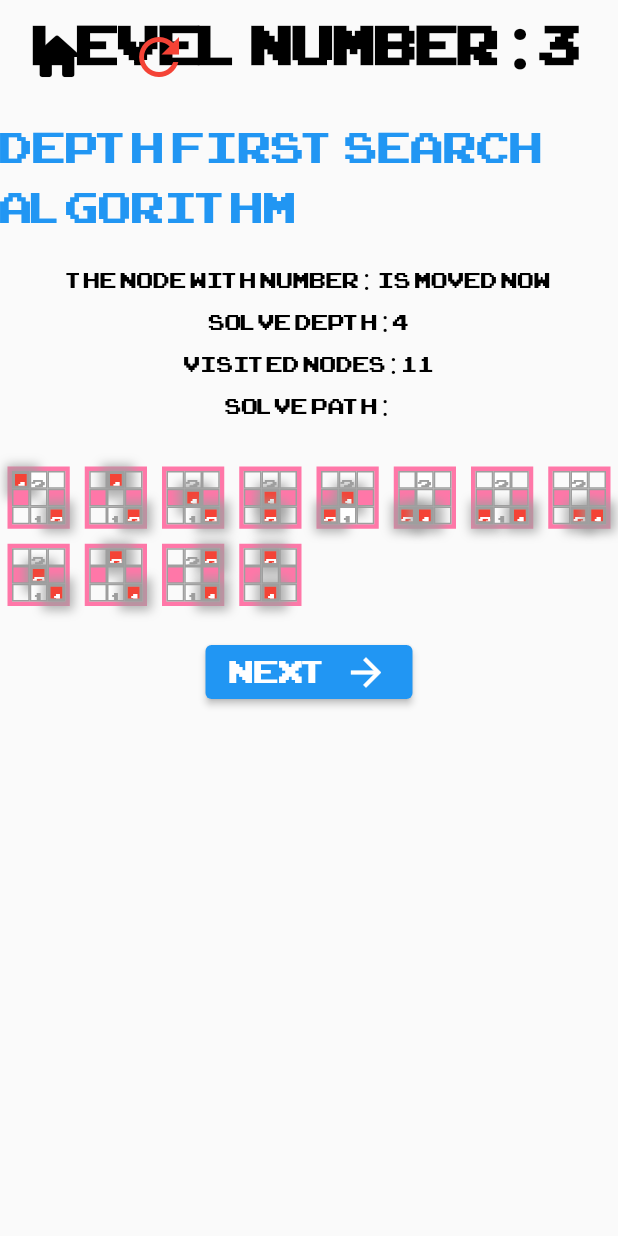
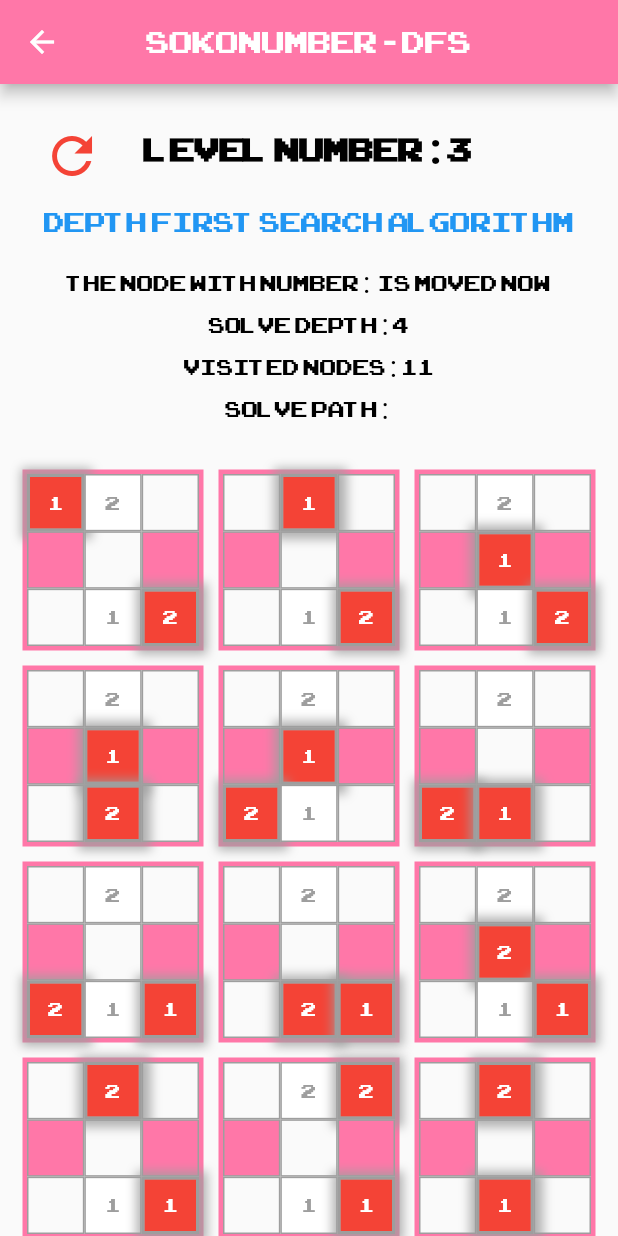
Before and after one commit to majdzain/Sokonumber-Flutter, a Flutter app: the screen it shows after launch, after a tap on "DFS Player", on a phone screen of 412 x 824 dp. Run offline on Flutter 3.47's test engine with Material 2 defaults, Android fonts, the phone set to English and light mode, and no system bars; our stand-ins replace confetti, equatable, just_audio.

Commit message:
configure with mobile commit

```diff
--- a/lib/pages/home.dart
+++ b/lib/pages/home.dart
@@ -1,3 +1,5 @@
+import 'dart:io';
+
 import 'package:flutter/material.dart';
 import 'package:sokonumber_flutter/pages/player.dart';
 import 'package:sokonumber_flutter/utils/constants/play_type.dart';
@@ -13,9 +15,20 @@ class _HomePageState extends State<HomePage> {
   @override
   Widget build(BuildContext context) {
     return Scaffold(
-      body: SizedBox.expand(
+      appBar: AppBar(
+        title: Text(
+          "Sokonumber",
+          style: TextStyle(fontSize: 28),
+        ),
+        backgroundColor: Color(0xFFFF77A8),
+        centerTitle: true,
+      ),
+      body: SafeArea(
+        child: SizedBox.expand(
           child: Container(
             color: Colors.white,
+            padding: EdgeInsets.all(15),
+            child: SingleChildScrollView(
               child: Column(
                 mainAxisAlignment: MainAxisAlignment.center,
                 crossAxisAlignment: CrossAxisAlignment.center,
@@ -27,10 +40,13 @@ class _HomePageState extends State<HomePage> {
                       style: TextStyle(fontSize: 20)),
                   SizedBox(height: 10),
                   SizedBox(
-                width: MediaQuery.of(context).size.width / 2,
+                    width: Platform.isAndroid || Platform.isIOS
+                        ? null
+                        : MediaQuery.of(context).size.width / 2,
                     child: GridView.count(
                       crossAxisCount: 3,
-                  childAspectRatio: 8,
+                      childAspectRatio:
+                          Platform.isAndroid || Platform.isIOS ? 7 : 8,
                       shrinkWrap: true,
                       children: [
                         Container(),
@@ -57,12 +73,14 @@ class _HomePageState extends State<HomePage> {
                   ),
                   ElevatedButton(
                       onPressed: () {
-                    Navigator.of(context).push(MaterialPageRoute(builder: (c) {
+                        Navigator.of(context)
+                            .push(MaterialPageRoute(builder: (c) {
                           return PlayerPage(
                               playType: PlayType.User, level: 1, title: '');
                         }));
                       },
-                  child: Text('User Player')),
+                      child:
+                          Text('User Player', style: TextStyle(fontSize: 18))),
                   SizedBox(
                     height: 15,
                   ),
@@ -73,34 +91,40 @@ class _HomePageState extends State<HomePage> {
                   SizedBox(height: 10),
                   ElevatedButton(
                       onPressed: () {
-                    Navigator.of(context).push(MaterialPageRoute(builder: (c) {
+                        Navigator.of(context)
+                            .push(MaterialPageRoute(builder: (c) {
                           return PlayerPage(
                               playType: PlayType.DFS, level: 3, title: '');
                         }));
                       },
-                  child: Text('DFS Player')),
+                      child:
+                          Text('DFS Player', style: TextStyle(fontSize: 18))),
                   SizedBox(
                     height: 15,
                   ),
                   ElevatedButton(
                       onPressed: () {
-                    Navigator.of(context).push(MaterialPageRoute(builder: (c) {
+                        Navigator.of(context)
+                            .push(MaterialPageRoute(builder: (c) {
                           return PlayerPage(
                               playType: PlayType.BFS, level: 3, title: '');
                         }));
                       },
-                  child: Text('BFS Player')),
+                      child:
+                          Text('BFS Player', style: TextStyle(fontSize: 18))),
                   SizedBox(
                     height: 15,
                   ),
                   ElevatedButton(
                       onPressed: () {
-                    Navigator.of(context).push(MaterialPageRoute(builder: (c) {
+                        Navigator.of(context)
+                            .push(MaterialPageRoute(builder: (c) {
                           return PlayerPage(
                               playType: PlayType.UCS, level: 3, title: '');
                         }));
                       },
-                  child: Text('UCS Player')),
+                      child:
+                          Text('UCS Player', style: TextStyle(fontSize: 18))),
                   SizedBox(
                     height: 15,
                   ),
@@ -113,8 +137,11 @@ class _HomePageState extends State<HomePage> {
                         //       playType: PlayType.A_STAR, level: 3, title: '');
                         // }));
                       },
-                  child: Text('A_STAR Player'))
+                      child:
+                          Text('A_STAR Player', style: TextStyle(fontSize: 18)))
                 ],
+              ),
+            ),
           ),
         ),
       ),
--- a/lib/pages/player.dart
+++ b/lib/pages/player.dart
@@ -1,4 +1,5 @@
 import 'dart:collection';
+import 'dart:io';
 import 'dart:math';
 
 import 'package:confetti/confetti.dart';
@@ -758,11 +759,21 @@ class _PlayerPageState extends State<PlayerPage> with TickerProviderStateMixin {
   @override
   Widget build(BuildContext context) {
     return Scaffold(
+      appBar: AppBar(
+        title: Text(
+          'Sokonumber - ${getPlayTypeShortDisplay(widget.playType)}',
+          style: TextStyle(fontSize: 28),
+        ),
+        backgroundColor: Color(0xFFFF77A8),
+        centerTitle: true,
+      ),
       body: RawKeyboardListener(
         autofocus: true,
         focusNode: _focusNode,
         onKey: _handleKeyEvent,
         child: SingleChildScrollView(
+          child: Padding(
+            padding: const EdgeInsets.all(10.0),
             child: Stack(
               children: [
                 Center(
@@ -770,10 +781,14 @@ class _PlayerPageState extends State<PlayerPage> with TickerProviderStateMixin {
                     mainAxisAlignment: MainAxisAlignment.center,
                     crossAxisAlignment: CrossAxisAlignment.center,
                     children: [
+                      SizedBox(
+                        height: 15,
+                      ),
                       Text(
                         'Level Number : $level',
                         style: TextStyle(
-                          fontSize: 50,
+                            fontSize:
+                                Platform.isAndroid || Platform.isIOS ? 30 : 50,
                             color: Colors.black,
                             fontWeight: FontWeight.bold),
                       ),
@@ -783,7 +798,11 @@ class _PlayerPageState extends State<PlayerPage> with TickerProviderStateMixin {
                               widget.playType != PlayType.User
                                   ? getPlayTypeDisplay(widget.playType)
                                   : 'Congratulations, You Win!',
-                            style: TextStyle(fontSize: 40, color: Colors.blue),
+                              style: TextStyle(
+                                  fontSize: Platform.isAndroid || Platform.isIOS
+                                      ? 25
+                                      : 40,
+                                  color: Colors.blue),
                             )
                           : Container(),
                       isWinner ? SizedBox(height: 15) : Container(),
@@ -822,14 +841,17 @@ class _PlayerPageState extends State<PlayerPage> with TickerProviderStateMixin {
                       SizedBox(height: 20),
                       widget.playType == PlayType.User
                           ? Container(
-                            width: 100 * sqrt(a.length),
+                              width: (sqrt(a.length) <= 4 ? 100 : 70) *
+                                  sqrt(a.length),
                               decoration: BoxDecoration(
                                   border: Border.all(
                                       color: Color(0xFFFF77A8), width: 3)),
-                            height: 100 * sqrt(a.length),
+                              height: (sqrt(a.length) <= 4 ? 100 : 70) *
+                                  sqrt(a.length),
                               child: GridView.count(
                                 key: Key('grid_view'),
                                 crossAxisCount: sqrt(a.length).floor(),
+                                physics: NeverScrollableScrollPhysics(),
                                 shrinkWrap: true,
                                 children: List.generate(
                                     a.length,
@@ -847,11 +869,13 @@ class _PlayerPageState extends State<PlayerPage> with TickerProviderStateMixin {
                                                     ? upOffset
                                                     : zeroOffset,
                                                 child: SlideTransition(
-                                                position: checkDownOffset(index)
+                                                  position:
+                                                      checkDownOffset(index)
                                                           ? downOffset
                                                           : zeroOffset,
                                                   child: GestureDetector(
-                                                  onHorizontalDragUpdate: (d) {
+                                                    onHorizontalDragUpdate:
+                                                        (d) {
                                                       if (!isWinner) {
                                                         if (d.delta.dx >= 3 ||
                                                             d.delta.dx <= -3) {
@@ -859,7 +883,8 @@ class _PlayerPageState extends State<PlayerPage> with TickerProviderStateMixin {
                                                                   0 ||
                                                               d.delta.direction ==
                                                                   pi) {
-                                                          if (d.delta.dx > 0 &&
+                                                            if (d.delta.dx >
+                                                                    0 &&
                                                                 rightController
                                                                         .status !=
                                                                     AnimationStatus
@@ -900,7 +925,8 @@ class _PlayerPageState extends State<PlayerPage> with TickerProviderStateMixin {
                                                                   (pi / 2) ||
                                                               d.delta.direction ==
                                                                   -(pi / 2)) {
-                                                          if (d.delta.dy < 0 &&
+                                                            if (d.delta.dy <
+                                                                    0 &&
                                                                 upController
                                                                         .status !=
                                                                     AnimationStatus
@@ -939,12 +965,14 @@ class _PlayerPageState extends State<PlayerPage> with TickerProviderStateMixin {
                                                         decoration: BoxDecoration(
                                                             boxShadow: [
                                                               BoxShadow(
-                                                              color: Colors.grey
+                                                                color: Colors
+                                                                    .grey
                                                                     .withOpacity(
                                                                         0.8),
                                                                 spreadRadius: 5,
                                                                 blurRadius: 5,
-                                                              offset: Offset(1,
+                                                                offset: Offset(
+                                                                    1,
                                                                     1), // changes position of shadow
                                                               ),
                                                             ],
@@ -983,6 +1011,7 @@ class _PlayerPageState extends State<PlayerPage> with TickerProviderStateMixin {
                               ? Center(child: CircularProgressIndicator())
                               : GridView.builder(
                                   itemCount: nodes.length,
+                                  physics: NeverScrollableScrollPhysics(),
                                   shrinkWrap: true,
                                   itemBuilder: (_, ind) {
                                     List<Cell> a = nodes[ind].currentCells;
@@ -998,8 +1027,11 @@ class _PlayerPageState extends State<PlayerPage> with TickerProviderStateMixin {
                                         height: 60 * sqrt(a.length),
                                         child: GridView.count(
                                           key: Key('grid_view_$ind'),
-                                        crossAxisCount: sqrt(a.length).floor(),
+                                          crossAxisCount:
+                                              sqrt(a.length).floor(),
                                           shrinkWrap: true,
+                                          physics:
+                                              NeverScrollableScrollPhysics(),
                                           children: List.generate(
                                             a.length,
                                             (index) => a[index].isSwipeable
@@ -1010,7 +1042,8 @@ class _PlayerPageState extends State<PlayerPage> with TickerProviderStateMixin {
                                                             : zeroOffset,
                                                     child: SlideTransition(
                                                       position:
-                                                        checkRightOffset(index)
+                                                          checkRightOffset(
+                                                                  index)
                                                               ? rightOffset
                                                               : zeroOffset,
                                                       child: SlideTransition(
@@ -1024,7 +1057,8 @@ class _PlayerPageState extends State<PlayerPage> with TickerProviderStateMixin {
                                                                       index)
                                                                   ? downOffset
                                                                   : zeroOffset,
-                                                        child: GestureDetector(
+                                                          child:
+                                                              GestureDetector(
                                                             onHorizontalDragUpdate:
                                                                 (d) {
                                                               if (!isWinner) {
@@ -1038,8 +1072,7 @@ class _PlayerPageState extends State<PlayerPage> with TickerProviderStateMixin {
                                                                           pi) {
                                                                     if (d.delta.dx >
                                                                             0 &&
-                                                                      rightController
-                                                                              .status !=
+                                                                        rightController.status !=
                                                                             AnimationStatus
                                                                                 .forward) {
                                                                       if (checkRightOffset(
@@ -1050,13 +1083,10 @@ class _PlayerPageState extends State<PlayerPage> with TickerProviderStateMixin {
                                                                         rightController
                                                                             .forward();
                                                                       }
-                                                                  } else if (d.delta
-                                                                              .dx <
+                                                                    } else if (d.delta.dx <
                                                                             0 &&
-                                                                      leftController
-                                                                              .status !=
-                                                                          AnimationStatus
-                                                                              .forward) {
+                                                                        leftController.status !=
+                                                                            AnimationStatus.forward) {
                                                                       if (checkLeftOffset(
                                                                           index)) {
                                                                         addCurrentIndexes(Offset(
@@ -1085,8 +1115,7 @@ class _PlayerPageState extends State<PlayerPage> with TickerProviderStateMixin {
                                                                               2)) {
                                                                     if (d.delta.dy <
                                                                             0 &&
-                                                                      upController
-                                                                              .status !=
+                                                                        upController.status !=
                                                                             AnimationStatus
                                                                                 .forward) {
                                                                       if (checkUpOffset(
@@ -1097,13 +1126,10 @@ class _PlayerPageState extends State<PlayerPage> with TickerProviderStateMixin {
                                                                         upController
                                                                             .forward();
                                                                       }
-                                                                  } else if (d.delta
-                                                                              .dy >
+                                                                    } else if (d.delta.dy >
                                                                             0 &&
-                                                                      downController
-                                                                              .status !=
-                                                                          AnimationStatus
-                                                                              .forward) {
+                                                                        downController.status !=
+                                                                            AnimationStatus.forward) {
                                                                       if (checkDownOffset(
                                                                           index)) {
                                                                         addCurrentIndexes(Offset(
@@ -1125,8 +1151,7 @@ class _PlayerPageState extends State<PlayerPage> with TickerProviderStateMixin {
                                                                       BoxShadow(
                                                                         color: Colors
                                                                             .grey
-                                                                          .withOpacity(
-                                                                              0.8),
+                                                                            .withOpacity(0.8),
                                                                         spreadRadius:
                                                                             5,
                                                                         blurRadius:
@@ -1148,7 +1173,8 @@ class _PlayerPageState extends State<PlayerPage> with TickerProviderStateMixin {
                                                                       'number_${ind}_$index'),
                                                                   fontSize: 18,
                                                                   number:
-                                                                    a[index].n!,
+                                                                      a[index]
+                                                                          .n!,
                                                                   isMatch: a[
                                                                           index]
                                                                       .isMatch,
@@ -1172,7 +1198,8 @@ class _PlayerPageState extends State<PlayerPage> with TickerProviderStateMixin {
                                                             key: Key(
                                                                 'empty_number_${ind}_$index'),
                                                             fontSize: 18,
-                                                          number: a[index].n!),
+                                                            number:
+                                                                a[index].n!),
                                           ),
                                         ),
                                       ),
@@ -1180,7 +1207,10 @@ class _PlayerPageState extends State<PlayerPage> with TickerProviderStateMixin {
                                   },
                                   gridDelegate:
                                       SliverGridDelegateWithFixedCrossAxisCount(
-                                        crossAxisCount: 8),
+                                          crossAxisCount: Platform.isAndroid ||
+                                                  Platform.isIOS
+                                              ? 3
+                                              : 8),
                                 ),
                       isWinner ? SizedBox(height: 15) : Container(),
                       isWinner
@@ -1213,8 +1243,8 @@ class _PlayerPageState extends State<PlayerPage> with TickerProviderStateMixin {
                                       size: 30, color: Colors.white),
                                 ],
                               ),
-                            style:
-                                ElevatedButton.styleFrom(primary: Colors.blue),
+                              style: ElevatedButton.styleFrom(
+                                  primary: Colors.blue),
                             )
                           : Container(),
                       SizedBox(height: 15),
@@ -1247,7 +1277,9 @@ class _PlayerPageState extends State<PlayerPage> with TickerProviderStateMixin {
                       padding: const EdgeInsets.all(10),
                       child: Row(
                         children: [
-                        IconButton(
+                          Platform.isAndroid || Platform.isIOS
+                              ? Container()
+                              : IconButton(
                                   onPressed: () {
                                     Navigator.of(context).pop();
                                   },
@@ -1255,7 +1287,9 @@ class _PlayerPageState extends State<PlayerPage> with TickerProviderStateMixin {
                                     child: Icon(Icons.home_rounded,
                                         color: Colors.black, size: 40),
                                   )),
-                        SizedBox(
+                          Platform.isAndroid || Platform.isIOS
+                              ? Container()
+                              : SizedBox(
                                   width: 20,
                                 ),
                           IconButton(
@@ -1275,6 +1309,7 @@ class _PlayerPageState extends State<PlayerPage> with TickerProviderStateMixin {
                       ),
                     ))
               ],
+            ),
           ),
         ),
       ),
--- a/lib/utils/constants/play_type.dart
+++ b/lib/utils/constants/play_type.dart
@@ -14,3 +14,20 @@ String getPlayTypeDisplay(PlayType playType) {
       return '';
   }
 }
+
+String getPlayTypeShortDisplay(PlayType playType) {
+  switch (playType) {
+    case PlayType.User:
+      return 'User';
+    case PlayType.DFS:
+      return 'DFS';
+    case PlayType.BFS:
+      return 'BFS';
+    case PlayType.UCS:
+      return 'UCS';
+    case PlayType.A_STAR:
+      return 'A*';
+    default:
+      return '';
+  }
+}
```
Also changed, not shown: 12 other files. Lines whose indentation alone changed are shown as unchanged.
